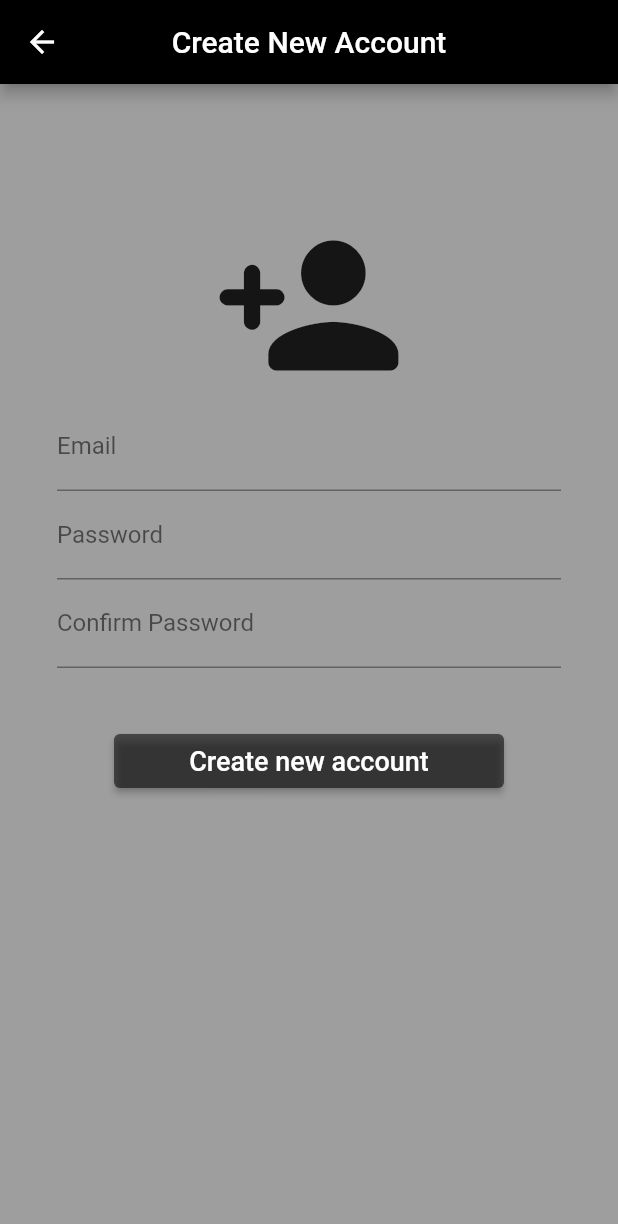
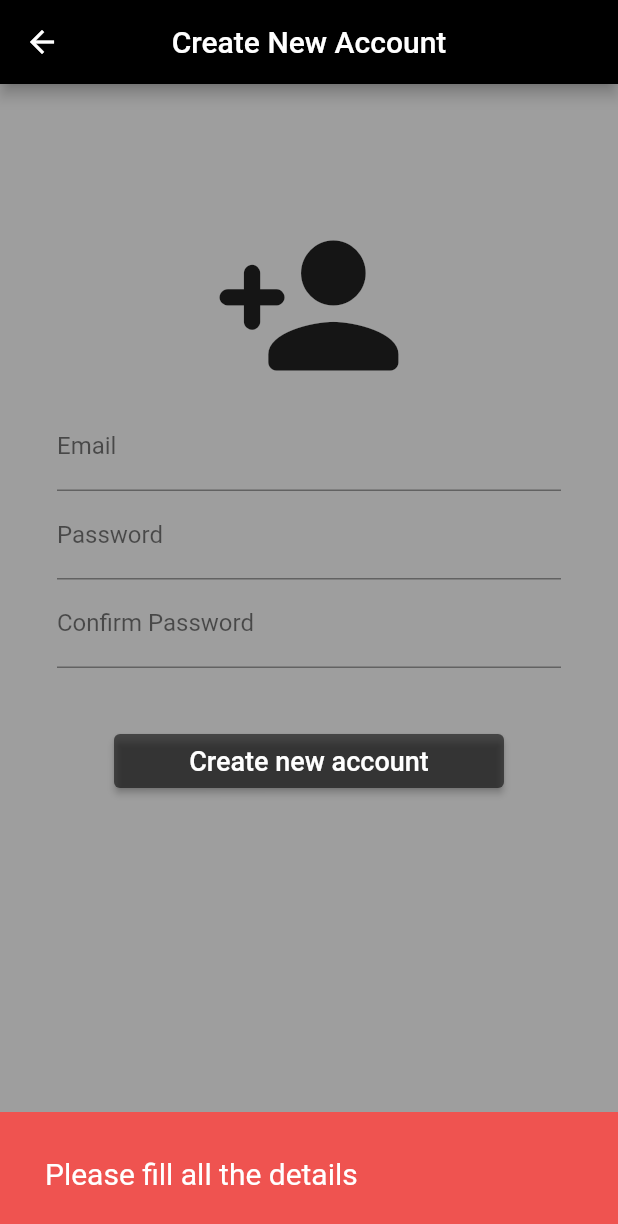
Before and after one commit to ChaurasiaP/basic-login-page, a Flutter app: the SignUpScreen screen opened directly, after a tap on "Create new account", on a phone screen of 412 x 824 dp. Shown: the top 1224 px of the screen. Run offline on Flutter 3.47's test engine with Material 2 defaults, Android fonts, the phone set to English and light mode, and no system bars; our stand-ins replace firebase_auth, firebase_core; accounts and stored records are empty.

Commit message:
updated features in snack bar alert

```diff
--- a/lib/routes/popups/create_new_account.dart
+++ b/lib/routes/popups/create_new_account.dart
@@ -21,16 +21,40 @@ class _SignUpScreenState extends State<SignUpScreen> {
 
     if(uName == "" || password == "" || cnfPassword == ""){
       debugPrint("Please fill all the details");
+      final snackBar = SnackBar(content: const Text(
+          "Please fill all the details",
+          style: TextStyle(fontSize: 20)),
+          padding: const EdgeInsets.all(30.0),
+          backgroundColor: Colors.red.shade400);
+      ScaffoldMessenger.of(context).showSnackBar(snackBar);
+
     }else if(cnfPassword != password){
       debugPrint("Password and Confirm Password do not match");
-    }else{
-      UserCredential userCredential = await FirebaseAuth.instance.createUserWithEmailAndPassword(email: uName, password: password);
-      debugPrint("User Created");
       final snackBar = SnackBar(content: const Text(
-          "You are Successfully Registered with us!", style: TextStyle(fontSize: 20)),
+          "Password and Confirm Password do not match",
+          style: TextStyle(fontSize: 20)),
           padding: const EdgeInsets.all(30.0),
-    backgroundColor: Colors.green.shade400);
-    ScaffoldMessenger.of(context).showSnackBar(snackBar);
+          backgroundColor: Colors.redAccent);
+      ScaffoldMessenger.of(context).showSnackBar(snackBar);
+    }else {
+      try {
+        UserCredential userCredential = await FirebaseAuth.instance
+            .createUserWithEmailAndPassword(email: uName, password: password);
+        debugPrint("User Created");
+        final snackBar = SnackBar(content: const Text(
+            "You are Successfully Registered with us!",
+            style: TextStyle(fontSize: 20)),
+            padding: const EdgeInsets.all(30.0),
+            backgroundColor: Colors.green.shade400);
+        ScaffoldMessenger.of(context).showSnackBar(snackBar);
+      }on FirebaseAuthException catch(ex){
+        final snackBar = SnackBar(content:Text(
+          ex.code.toString(),
+            style: const TextStyle(fontSize: 20)),
+            padding: const EdgeInsets.all(30.0),
+            backgroundColor: Colors.red.shade400);
+        ScaffoldMessenger.of(context).showSnackBar(snackBar);
+      }
     }
   }
 
```
